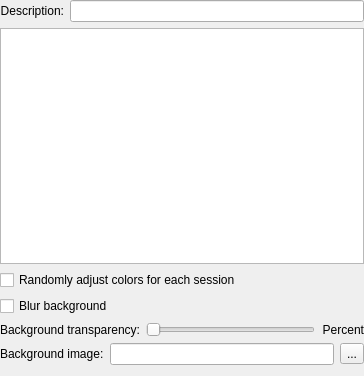
Before: the Qt Designer form profile/ColorSchemeEditor.ui in JakeSays/QtCreatorTerminalPlugin, drawn with Qt 5.
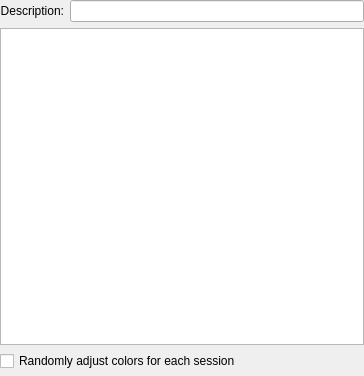
After: the same form once the commit is applied. Custom widgets are drawn as their Qt base class.

Diff of the .ui file:
```diff
--- a/profile/ColorSchemeEditor.ui
+++ b/profile/ColorSchemeEditor.ui
@@ -54,75 +54,6 @@
      </property>
     </widget>
    </item>
-   <item>
-    <widget class="QCheckBox" name="blurCheckBox">
-     <property name="text">
-      <string>Blur background</string>
-     </property>
-    </widget>
-   </item>
-   <item>
-    <layout class="QHBoxLayout">
-     <item>
-      <widget class="QLabel" name="transparencyLabel">
-       <property name="text">
-        <string>Background transparency:</string>
-       </property>
-       <property name="alignment">
-        <set>Qt::AlignRight|Qt::AlignTrailing|Qt::AlignVCenter</set>
-       </property>
-      </widget>
-     </item>
-     <item>
-      <widget class="QSlider" name="transparencySlider">
-       <property name="maximum">
-        <number>100</number>
-       </property>
-       <property name="orientation">
-        <enum>Qt::Horizontal</enum>
-       </property>
-      </widget>
-     </item>
-     <item>
-      <widget class="QLabel" name="transparencyPercentLabel">
-       <property name="text">
-        <string>Percent</string>
-       </property>
-       <property name="alignment">
-        <set>Qt::AlignRight|Qt::AlignTrailing|Qt::AlignVCenter</set>
-       </property>
-      </widget>
-     </item>
-    </layout>
-   </item>
-   <item>
-    <layout class="QHBoxLayout">
-     <item>
-      <widget class="QLabel" name="wallpaperLabel">
-       <property name="text">
-        <string>Background image:</string>
-       </property>
-      </widget>
-     </item>
-     <item>
-      <widget class="QLineEdit" name="wallpaperPath">
-       <property name="toolTip">
-        <string>Edit the path of the background image</string>
-       </property>
-      </widget>
-     </item>
-     <item>
-      <widget class="QToolButton" name="wallpaperSelectButton">
-       <property name="toolTip">
-        <string>Choose the background image</string>
-       </property>
-       <property name="text">
-        <string>...</string>
-       </property>
-      </widget>
-     </item>
-    </layout>
-   </item>
    <item>
     <spacer>
      <property name="orientation">
@@ -139,19 +70,8 @@
      </property>
     </spacer>
    </item>
-   <item>
-    <widget class="KMessageWidget" name="transparencyWarningWidget"/>
-   </item>
   </layout>
  </widget>
- <customwidgets>
-  <customwidget>
-   <class>KMessageWidget</class>
-   <extends>QFrame</extends>
-   <header>kmessagewidget.h</header>
-   <container>1</container>
-  </customwidget>
- </customwidgets>
  <resources/>
  <connections/>
 </ui>
```
